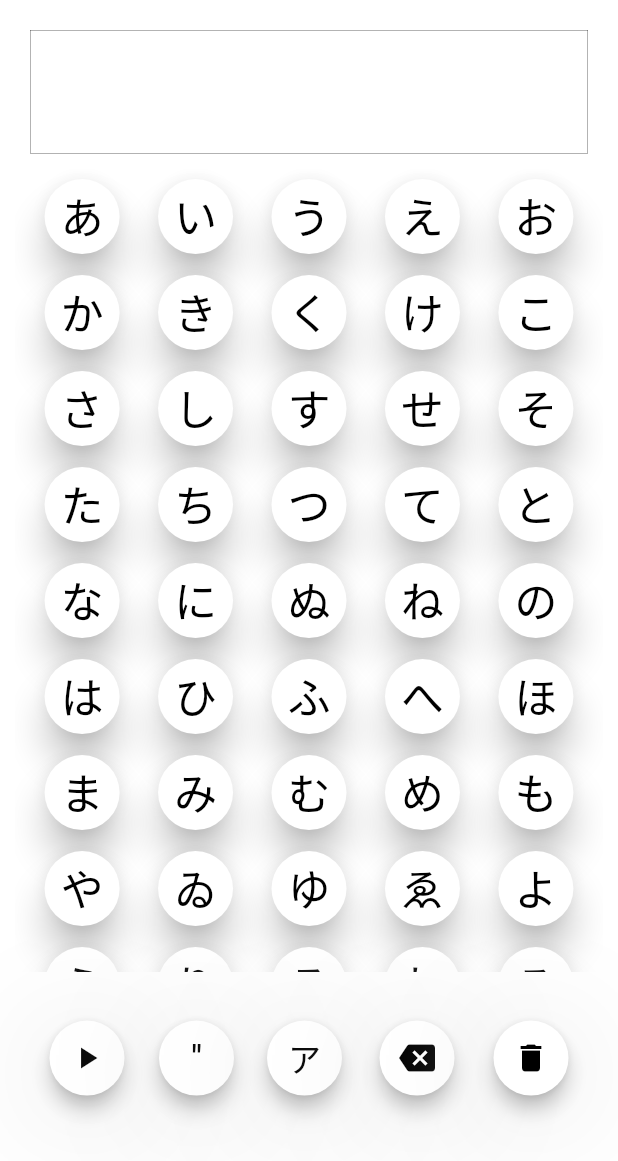
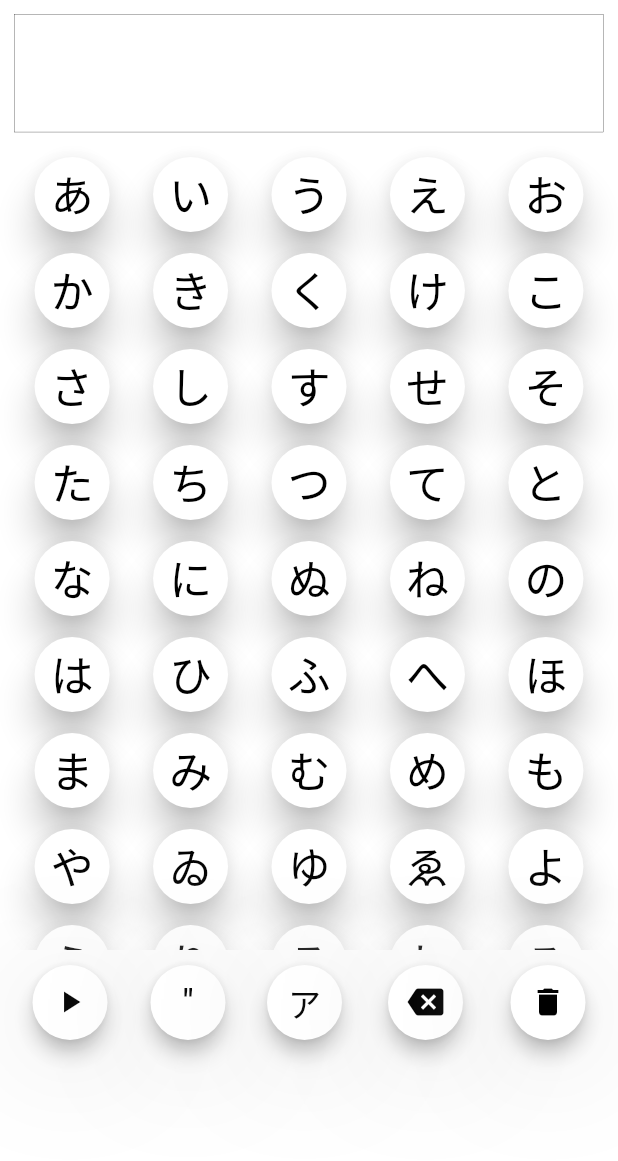
Before and after one commit to STKY-lab/articulation_support, a Flutter app: the InputText screen opened by its route, on a phone screen of 412 x 824 dp. Shown: the top 1161 px of the screen. Run offline on Flutter 3.47's test engine with Material 2 defaults, Android fonts, the phone set to English and light mode, and no system bars; our stand-ins replace cloud_firestore, firebase_auth, firebase_core, flutter_riverpod, flutter_tts, google_sign_in and 1 more; accounts and stored records are empty.

Commit message:
Edit: Resize iPhone 14 PRO + SE2

```diff
--- a/lib/screens/input_text.dart
+++ b/lib/screens/input_text.dart
@@ -170,15 +170,16 @@ class _InputTextState extends State<InputText> {
       );
     }
 
-    return Scaffold(
+    return SafeArea(
+      child: Scaffold(
         backgroundColor: Theme.of(context).colorScheme.primary,
         body: SingleChildScrollView(
-        child: Padding(
-          padding: const EdgeInsets.all(10),
           child: Column(
             children: [
-              Container(
+              FittedBox(
+                child: Container(
                   margin: const EdgeInsets.all(10),
+                  width: deviceWidth,
                   height: deviceHeight * 0.10,
                   decoration: BoxDecoration(
                     color: Colors.white,
@@ -199,13 +200,18 @@ class _InputTextState extends State<InputText> {
                     ),
                   ),
                 ),
-              SizedBox(
+              ),
+              FittedBox(
+                child: SizedBox(
                   height: deviceHeight * 0.65,
+                  width: deviceWidth,
                   child: generateButtons(currentType),
                 ),
-              Container(
-                alignment: Alignment.bottomCenter,
-                height: deviceHeight * 0.1,
+              ),
+              FittedBox(
+                child: SizedBox(
+                  height: 70,
+                  width: deviceWidth,
                   child: Row(
                     mainAxisAlignment: MainAxisAlignment.spaceEvenly,
                     children: [
@@ -253,6 +259,7 @@ class _InputTextState extends State<InputText> {
                     ],
                   ),
                 ),
+              ),
             ],
           ),
         ),
@@ -260,3 +267,4 @@ class _InputTextState extends State<InputText> {
     );
   }
 }
+                  // height: deviceHeight * 0.07,
--- a/lib/widgets/input_text_buttons.dart
+++ b/lib/widgets/input_text_buttons.dart
@@ -11,7 +11,9 @@ class InputTextButton extends StatelessWidget {
 
   @override
   Widget build(BuildContext context) {
-    return Container(
+    return Padding(
+      padding: const EdgeInsets.symmetric(horizontal: 7),
+      child: Container(
         decoration: BoxDecoration(
           boxShadow: [
             BoxShadow(
@@ -34,6 +36,7 @@ class InputTextButton extends StatelessWidget {
           ),
           child: buttonChild,
         ),
+      ),
     );
   }
 }
```
Lines whose indentation alone changed are shown as unchanged.
